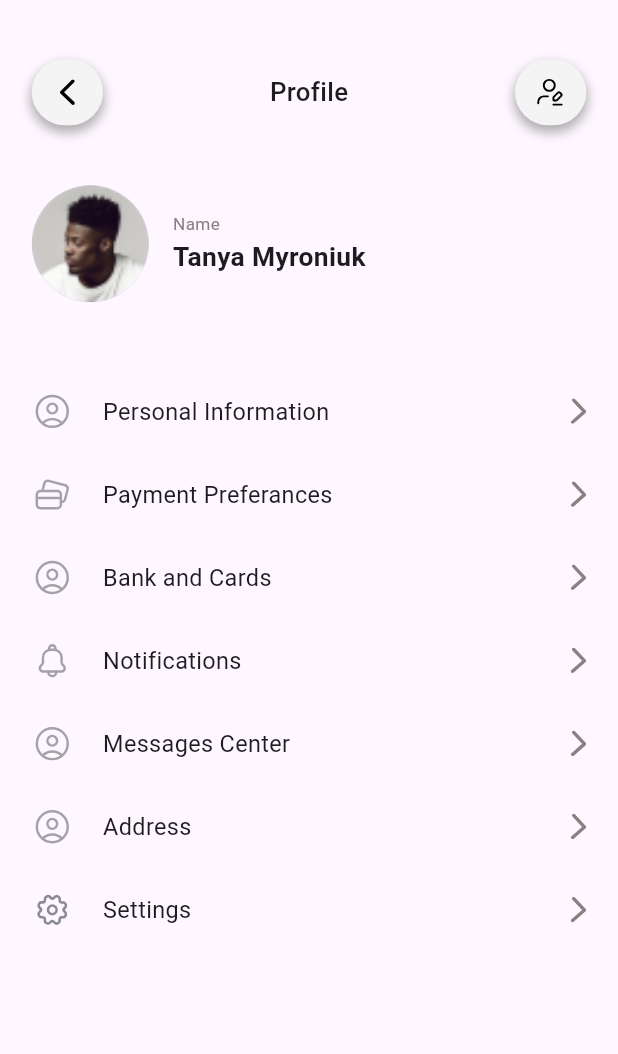
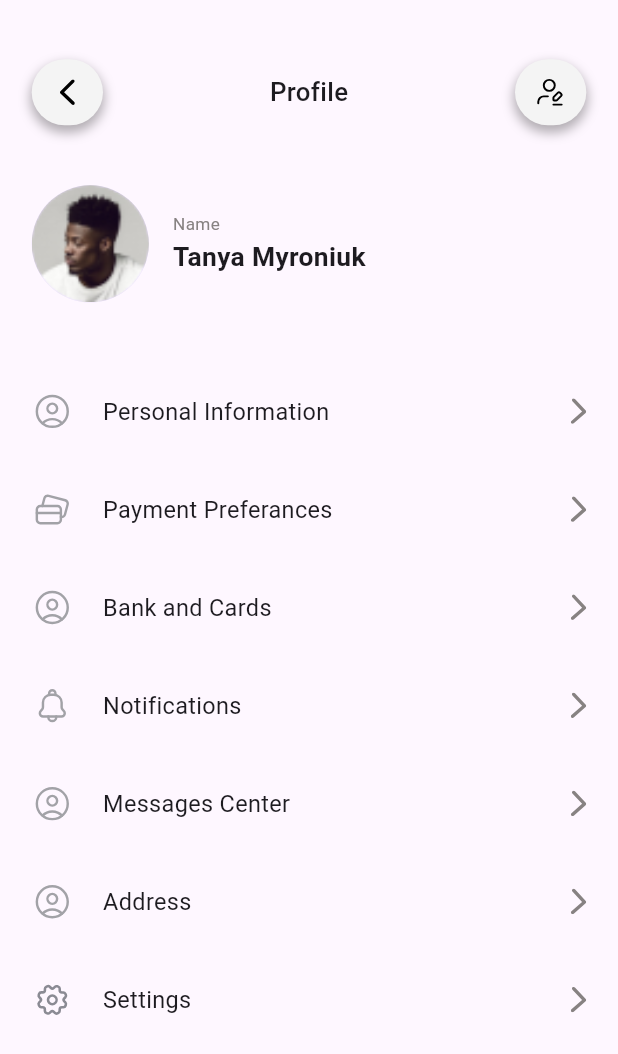
Before and after one commit to rozan-alawar/BankPick, a Flutter app: the ProfileScreen screen opened by its route, on a phone screen of 412 x 824 dp. Shown: the top 1054 px of the screen. Run offline on Flutter 3.47's test engine with Material 3 defaults, Android fonts, the phone set to English and light mode, and no system bars; our stand-ins replace dio, easy_localization, fl_chart, flutter_screenutil, flutter_spinkit, flutter_svg and 2 more; accounts and stored records are empty; Roboto replaces fonts that are missing (Nunito).

Commit message:
Update Profile Screen

```diff
--- a/lib/presentation/profile/profile_screen.dart
+++ b/lib/presentation/profile/profile_screen.dart
@@ -81,20 +81,20 @@ class ProfileScreen extends StatelessWidget {
             ),
             60.height,
             InfoTile(icon: IconAssets.user, title: 'Personal Information'),
-            30.height,
+            40.height,
             InfoTile(
                 icon: IconAssets.credit_cards, title: 'Payment Preferances'),
-            30.height,
+            40.height,
             InfoTile(icon: IconAssets.user, title: 'Bank and Cards'),
-            30.height,
+            40.height,
             InfoTile(icon: IconAssets.notification, title: 'Notifications'),
-            30.height,
+            40.height,
 
             InfoTile(icon: IconAssets.user, title: 'Messages Center'),
 
-            30.height,
+            40.height,
             InfoTile(icon: IconAssets.user, title: 'Address'),
-            30.height,
+            40.height,
             InfoTile(icon: IconAssets.setting, title: 'Settings'),
           ],
         ),
```
